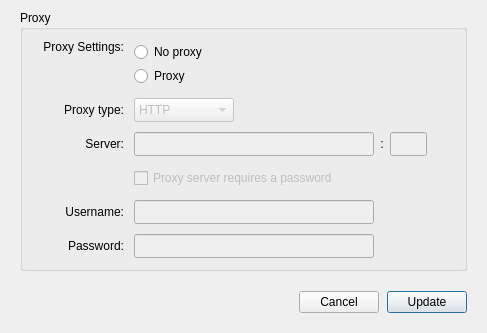
This is src/MEGASync/gui/linux/ProxySettings.ui in meganz/MEGAsync as Qt 5 draws it before an edit. The edited form follows.
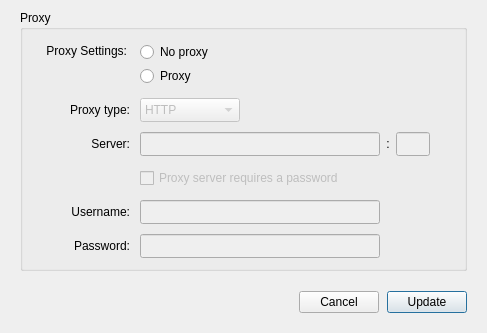
This is the edited form.

Commit message: Settings dialog: some margins adjusments for linux

```diff
--- a/src/MEGASync/gui/linux/ProxySettings.ui
+++ b/src/MEGASync/gui/linux/ProxySettings.ui
@@ -23,9 +23,9 @@
    <string>Proxies</string>
   </property>
   <property name="styleSheet">
-   <string notr="true">#lProxySettings
+   <string notr="true">#lProxySettings2
 {
-	margin-top: 2px;
+	margin-top: 1px;
 }</string>
   </property>
   <property name="modal">
```
The commit also changes 1 other file.
